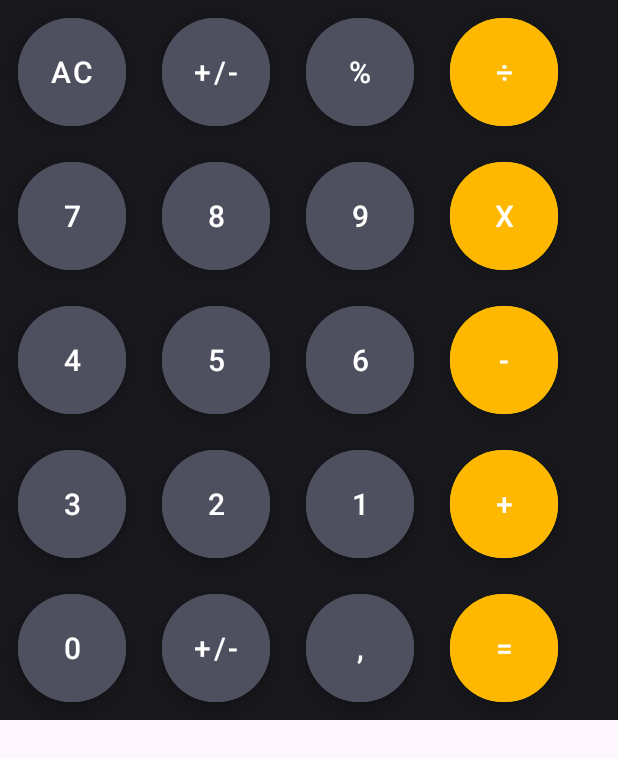
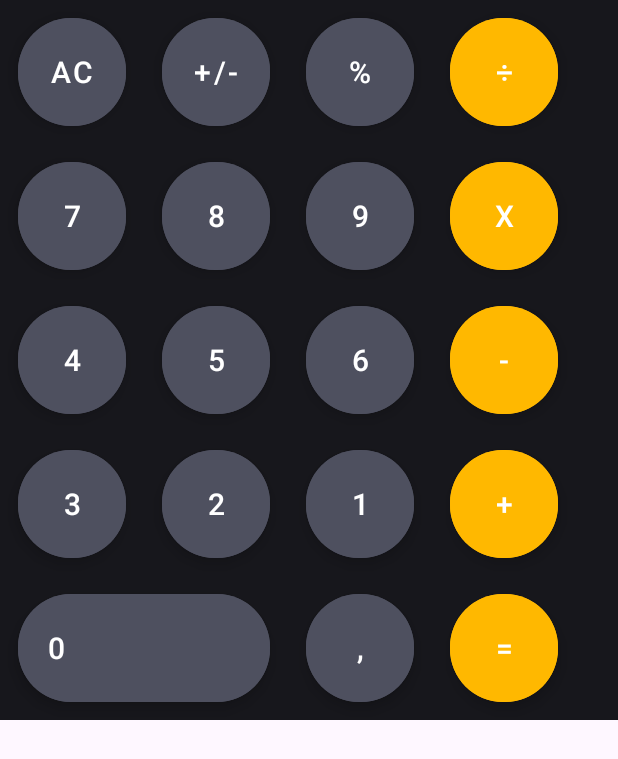
Before and after one commit to ezequielIB/MagikCalculatorApp, an Android app: the screen it shows after launch (MainActivity), on a phone screen of 412 x 824 dp. Shown: the top 759 px of the screen. Run offline under Robolectric (Android 15) with nearby library versions, the light colour scheme and no system bars.

Commit message:
BOTON 0: Agrego expansion en boton 0

```diff
--- a/app/src/main/res/layout/activity_main.xml
+++ b/app/src/main/res/layout/activity_main.xml
@@ -250,23 +250,13 @@
             <com.google.android.material.button.MaterialButton
                 android:id="@+id/button_0"
                 style="@style/Widget.MaterialComponents.ExtendedFloatingActionButton"
-                android:layout_width="72dp"
+                android:layout_width="168dp"
                 android:layout_height="72dp"
                 android:layout_margin="12dp"
+                android:layout_weight="0"
                 android:backgroundTint="#4E505F"
                 android:text="0"
-                android:textColor="@color/white"
-                android:textSize="20dp"
-                app:cornerRadius="35dp" />
-
-            <com.google.android.material.button.MaterialButton
-                android:id="@+id/button_positiveNegative"
-                style="@style/Widget.MaterialComponents.ExtendedFloatingActionButton"
-                android:layout_width="72dp"
-                android:layout_height="72dp"
-                android:layout_margin="12dp"
-                android:backgroundTint="#4E505F"
-                android:text="+/-"
+                android:textAlignment="viewStart"
                 android:textColor="@color/white"
                 android:textSize="20dp"
                 app:cornerRadius="35dp" />
@@ -279,6 +269,7 @@
                 android:layout_margin="12dp"
                 android:backgroundTint="#4E505F"
                 android:text=","
+                android:layout_weight="0"
                 android:textColor="@color/white"
                 android:textSize="20dp"
                 app:cornerRadius="35dp" />
```
